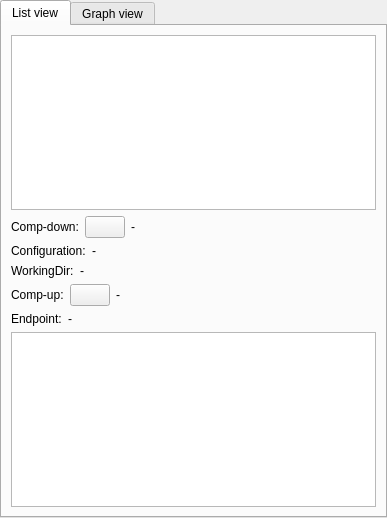
Before: the Qt Designer form rcmanager/formManager.ui in robocomp/tools, drawn with Qt 5.
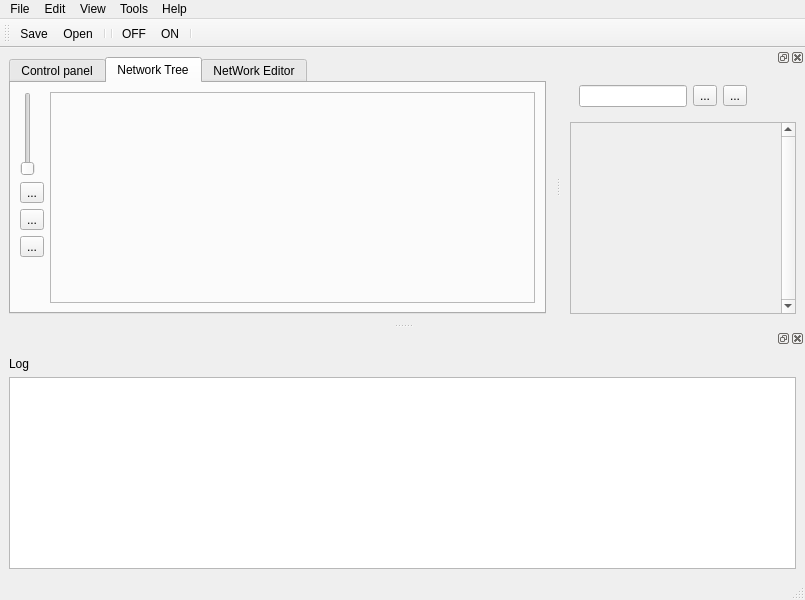
After: the same form once the commit is applied. The open tabs and pages were chosen to show the change. Icons and pictures are not drawn.

Patch:
```diff
--- a/rcmanager/formManager.ui
+++ b/rcmanager/formManager.ui
@@ -1,327 +1,725 @@
 <?xml version="1.0" encoding="UTF-8"?>
 <ui version="4.0">
- <class>Form</class>
- <widget class="QWidget" name="Form">
+ <class>MainWindow</class>
+ <widget class="QMainWindow" name="MainWindow">
   <property name="geometry">
    <rect>
     <x>0</x>
     <y>0</y>
-    <width>387</width>
-    <height>518</height>
+    <width>805</width>
+    <height>600</height>
    </rect>
   </property>
-  <property name="sizePolicy">
-   <sizepolicy hsizetype="Minimum" vsizetype="Minimum">
-    <horstretch>0</horstretch>
-    <verstretch>0</verstretch>
-   </sizepolicy>
-  </property>
   <property name="minimumSize">
    <size>
-    <width>200</width>
-    <height>250</height>
+    <width>0</width>
+    <height>10</height>
+   </size>
+  </property>
+  <property name="baseSize">
+   <size>
+    <width>0</width>
+    <height>10</height>
    </size>
   </property>
   <property name="windowTitle">
    <string>RCManager</string>
   </property>
-  <layout class="QVBoxLayout" name="verticalLayout_4">
-   <property name="spacing">
-    <number>0</number>
-   </property>
-   <property name="sizeConstraint">
-    <enum>QLayout::SetNoConstraint</enum>
-   </property>
-   <property name="margin">
-    <number>0</number>
-   </property>
-   <item>
-    <layout class="QVBoxLayout" name="verticalLayout_3">
-     <property name="sizeConstraint">
-      <enum>QLayout::SetNoConstraint</enum>
-     </property>
-     <item>
-      <widget class="QTabWidget" name="tabWidget">
-       <property name="sizePolicy">
-        <sizepolicy hsizetype="Minimum" vsizetype="Minimum">
-         <horstretch>1</horstretch>
-         <verstretch>1</verstretch>
-        </sizepolicy>
-       </property>
-       <property name="currentIndex">
-        <number>1</number>
-       </property>
-       <widget class="QWidget" name="listTab">
-        <property name="sizePolicy">
-         <sizepolicy hsizetype="Minimum" vsizetype="Minimum">
-          <horstretch>1</horstretch>
-          <verstretch>1</verstretch>
-         </sizepolicy>
+  <widget class="QWidget" name="centralwidget">
+   <layout class="QGridLayout" name="gridLayout">
+    <item row="0" column="0">
+     <widget class="QTabWidget" name="tabWidget">
+      <property name="maximumSize">
+       <size>
+        <width>16777215</width>
+        <height>16777215</height>
+       </size>
+      </property>
+      <property name="currentIndex">
+       <number>1</number>
+      </property>
+      <widget class="QWidget" name="tab">
+       <attribute name="title">
+        <string>Control panel</string>
+       </attribute>
+       <layout class="QGridLayout" name="gridLayout_4">
+        <property name="margin">
+         <number>0</number>
         </property>
-        <attribute name="title">
-         <string>List view</string>
-        </attribute>
-        <layout class="QVBoxLayout" name="verticalLayout_2">
-         <property name="sizeConstraint">
-          <enum>QLayout::SetNoConstraint</enum>
-         </property>
-         <item>
-          <layout class="QVBoxLayout" name="verticalLayout">
+        <item row="0" column="0">
+         <layout class="QVBoxLayout" name="verticalLayout_3">
+          <item>
+           <layout class="QHBoxLayout" name="horizontalLayout_5">
+            <item>
+             <spacer name="horizontalSpacer_5">
+              <property name="orientation">
+               <enum>Qt::Horizontal</enum>
+              </property>
+              <property name="sizeHint" stdset="0">
+               <size>
+                <width>40</width>
+                <height>20</height>
+               </size>
+              </property>
+             </spacer>
+            </item>
+            <item>
+             <widget class="QLabel" name="label_4">
+              <property name="text">
+               <string>Component Name: Time Ellapsed</string>
+              </property>
+             </widget>
+            </item>
+            <item>
+             <spacer name="horizontalSpacer_6">
+              <property name="orientation">
+               <enum>Qt::Horizontal</enum>
+              </property>
+              <property name="sizeHint" stdset="0">
+               <size>
+                <width>40</width>
+                <height>20</height>
+               </size>
+              </property>
+             </spacer>
+            </item>
+           </layout>
+          </item>
+          <item>
+           <layout class="QHBoxLayout" name="horizontalLayout_3">
+            <item>
+             <widget class="QLabel" name="label_2">
+              <property name="text">
+               <string>Frequency  </string>
+              </property>
+             </widget>
+            </item>
+            <item>
+             <widget class="QDoubleSpinBox" name="doubleSpinBox"/>
+            </item>
+            <item>
+             <widget class="QPushButton" name="pushButton_2">
+              <property name="text">
+               <string>Reset</string>
+              </property>
+             </widget>
+            </item>
+            <item>
+             <widget class="QPushButton" name="pushButton">
+              <property name="text">
+               <string>Default</string>
+              </property>
+             </widget>
+            </item>
+            <item>
+             <spacer name="horizontalSpacer_3">
+              <property name="orientation">
+               <enum>Qt::Horizontal</enum>
+              </property>
+              <property name="sizeHint" stdset="0">
+               <size>
+                <width>40</width>
+                <height>20</height>
+               </size>
+              </property>
+             </spacer>
+            </item>
+           </layout>
+          </item>
+          <item>
+           <layout class="QHBoxLayout" name="horizontalLayout_4">
+            <item>
+             <widget class="QLabel" name="label_3">
+              <property name="text">
+               <string>Blah              </string>
+              </property>
+             </widget>
+            </item>
+            <item>
+             <widget class="QDoubleSpinBox" name="doubleSpinBox_2"/>
+            </item>
+            <item>
+             <widget class="QPushButton" name="pushButton_3">
+              <property name="text">
+               <string>Reset</string>
+              </property>
+             </widget>
+            </item>
+            <item>
+             <widget class="QPushButton" name="pushButton_4">
+              <property name="text">
+               <string>Default</string>
+              </property>
+             </widget>
+            </item>
+            <item>
+             <spacer name="horizontalSpacer_4">
+              <property name="orientation">
+               <enum>Qt::Horizontal</enum>
+              </property>
+              <property name="sizeHint" stdset="0">
+               <size>
+                <width>40</width>
+                <height>20</height>
+               </size>
+              </property>
+             </spacer>
+            </item>
+           </layout>
+          </item>
+          <item>
+           <widget class="QTextBrowser" name="textBrowser_2"/>
+          </item>
+          <item>
+           <layout class="QHBoxLayout" name="horizontalLayout_6">
+            <item>
+             <spacer name="horizontalSpacer_7">
+              <property name="orientation">
+               <enum>Qt::Horizontal</enum>
+              </property>
+              <property name="sizeHint" stdset="0">
+               <size>
+                <width>40</width>
+                <height>20</height>
+               </size>
+              </property>
+             </spacer>
+            </item>
+            <item>
+             <widget class="QPushButton" name="pushButton_6">
+              <property name="text">
+               <string>Kill Youself</string>
+              </property>
+             </widget>
+            </item>
+           </layout>
+          </item>
+          <item>
+           <spacer name="verticalSpacer_3">
+            <property name="orientation">
+             <enum>Qt::Vertical</enum>
+            </property>
+            <property name="sizeHint" stdset="0">
+             <size>
+              <width>20</width>
+              <height>40</height>
+             </size>
+            </property>
+           </spacer>
+          </item>
+         </layout>
+        </item>
+       </layout>
+      </widget>
+      <widget class="QWidget" name="tab_3">
+       <attribute name="title">
+        <string>Network Tree</string>
+       </attribute>
+       <layout class="QGridLayout" name="gridLayout_5">
+        <item row="1" column="0">
+         <layout class="QGridLayout" name="gridLayout_7" columnstretch="0">
+          <property name="horizontalSpacing">
+           <number>0</number>
+          </property>
+          <item row="1" column="0">
+           <widget class="QToolButton" name="toolButton_6">
+            <property name="toolTip">
+             <string>&lt;html&gt;&lt;head/&gt;&lt;body&gt;&lt;p&gt;Update The code From Graph&lt;/p&gt;&lt;/body&gt;&lt;/html&gt;</string>
+            </property>
+            <property name="text">
+             <string>...</string>
+            </property>
+            <property name="icon">
+             <iconset>
+              <normaloff>../../../../../opt/robocomp/share/rcmanager/refresh.png</normaloff>../../../../../opt/robocomp/share/rcmanager/refresh.png</iconset>
+            </property>
+           </widget>
+          </item>
+          <item row="4" column="0">
+           <spacer name="verticalSpacer_2">
+            <property name="orientation">
+             <enum>Qt::Vertical</enum>
+            </property>
+            <property name="sizeHint" stdset="0">
+             <size>
+              <width>20</width>
+              <height>40</height>
+             </size>
+            </property>
+           </spacer>
+          </item>
+          <item row="2" column="0">
+           <widget class="QToolButton" name="toolButton_7">
+            <property name="toolTip">
+             <string>&lt;html&gt;&lt;head/&gt;&lt;body&gt;&lt;p&gt;Start  simulation&lt;/p&gt;&lt;/body&gt;&lt;/html&gt;</string>
+            </property>
+            <property name="text">
+             <string>...</string>
+            </property>
+            <property name="icon">
+             <iconset>
+              <normaloff>../../../../../opt/robocomp/share/rcmanager/simulionOn.png</normaloff>../../../../../opt/robocomp/share/rcmanager/simulionOn.png</iconset>
+            </property>
+           </widget>
+          </item>
+          <item row="0" column="0">
+           <widget class="QSlider" name="verticalSlider">
+            <property name="toolTip">
+             <string>zoom in or out</string>
+            </property>
+            <property name="orientation">
+             <enum>Qt::Vertical</enum>
+            </property>
+           </widget>
+          </item>
+          <item row="3" column="0">
+           <widget class="QToolButton" name="toolButton_8">
+            <property name="toolTip">
+             <string>&lt;html&gt;&lt;head/&gt;&lt;body&gt;&lt;p&gt;Stop Simulation&lt;/p&gt;&lt;/body&gt;&lt;/html&gt;</string>
+            </property>
+            <property name="text">
+             <string>...</string>
+            </property>
+            <property name="icon">
+             <iconset>
+              <normaloff>../../../../../opt/robocomp/share/rcmanager/simulatorOFF.png</normaloff>../../../../../opt/robocomp/share/rcmanager/simulatorOFF.png</iconset>
+            </property>
+           </widget>
+          </item>
+         </layout>
+        </item>
+        <item row="1" column="1">
+         <widget class="QFrame" name="frame">
+          <property name="frameShape">
+           <enum>QFrame::StyledPanel</enum>
+          </property>
+          <property name="frameShadow">
+           <enum>QFrame::Raised</enum>
+          </property>
+          <layout class="QGridLayout" name="gridLayout_8"/>
+         </widget>
+        </item>
+       </layout>
+      </widget>
+      <widget class="QWidget" name="tab_2">
+       <attribute name="title">
+        <string>NetWork Editor</string>
+       </attribute>
+       <layout class="QVBoxLayout" name="verticalLayout_2" stretch="0">
+        <property name="spacing">
+         <number>0</number>
+        </property>
+        <property name="margin">
+         <number>0</number>
+        </property>
+        <item>
+         <widget class="QWidget" name="widget_2" native="true">
+          <layout class="QHBoxLayout" name="horizontalLayout_2">
            <item>
-            <widget class="QListWidget" name="checkList">
-             <property name="sizePolicy">
-              <sizepolicy hsizetype="Minimum" vsizetype="Minimum">
-               <horstretch>1</horstretch>
-               <verstretch>1</verstretch>
-              </sizepolicy>
+            <widget class="QToolButton" name="toolButton_3">
+             <property name="toolTip">
+              <string>Update Graph from Code</string>
              </property>
-            </widget>
-           </item>
-           <item>
-            <layout class="QFormLayout" name="formLayout_7">
-             <property name="sizeConstraint">
-              <enum>QLayout::SetNoConstraint</enum>
+             <property name="text">
+              <string>...</string>
              </property>
-             <property name="fieldGrowthPolicy">
-              <enum>QFormLayout::FieldsStayAtSizeHint</enum>
+             <property name="icon">
+              <iconset>
+               <normaloff>../../../../../opt/robocomp/share/rcmanager/refresh.png</normaloff>../../../../../opt/robocomp/share/rcmanager/refresh.png</iconset>
              </property>
-             <item row="0" column="0">
-              <layout class="QFormLayout" name="formLayout_6">
-               <property name="fieldGrowthPolicy">
-                <enum>QFormLayout::FieldsStayAtSizeHint</enum>
-               </property>
-               <item row="0" column="0">
-                <widget class="QLabel" name="label_3">
-                 <property name="text">
-                  <string>Comp-down:</string>
-                 </property>
-                </widget>
-               </item>
-               <item row="0" column="1">
-                <widget class="QPushButton" name="downButton">
-                 <property name="text">
-                  <string/>
-                 </property>
-                 <property name="icon">
-                  <iconset>
-                   <normaloff>../../../../../../../../../../../../opt/managerComp/share/down.png</normaloff>../../../../../../../../../../../../opt/managerComp/share/down.png</iconset>
-                 </property>
-                </widget>
-               </item>
-              </layout>
-             </item>
-             <item row="0" column="1">
-              <widget class="QLabel" name="downEdit">
-               <property name="text">
-                <string>-</string>
-               </property>
-              </widget>
-             </item>
-            </layout>
+            </widget>
            </item>
            <item>
-            <layout class="QFormLayout" name="formLayout_3">
-             <property name="sizeConstraint">
-              <enum>QLayout::SetNoConstraint</enum>
+            <widget class="QToolButton" name="toolButton_4">
+             <property name="toolTip">
+              <string>Add a Settings Template</string>
              </property>
-             <property name="fieldGrowthPolicy">
-              <enum>QFormLayout::FieldsStayAtSizeHint</enum>
+             <property name="text">
+              <string>...</string>
              </property>
-             <item row="0" column="0">
-              <widget class="QLabel" name="label_5">
-               <property name="sizePolicy">
-                <sizepolicy hsizetype="Minimum" vsizetype="Minimum">
-                 <horstretch>0</horstretch>
-                 <verstretch>0</verstretch>
-                </sizepolicy>
-               </property>
-               <property name="text">
-                <string>Configuration:</string>
-               </property>
-              </widget>
-             </item>
-             <item row="0" column="1">
-              <widget class="QLabel" name="cfgEdit">
-               <property name="sizePolicy">
-                <sizepolicy hsizetype="Minimum" vsizetype="Minimum">
-                 <horstretch>0</horstretch>
-                 <verstretch>0</verstretch>
-                </sizepolicy>
-               </property>
-               <property name="text">
-                <string>-</string>
-               </property>
-              </widget>
-             </item>
-            </layout>
-           </item>
-           <item>
-            <layout class="QFormLayout" name="formLayout_2">
-             <property name="sizeConstraint">
-              <enum>QLayout::SetNoConstraint</enum>
+             <property name="icon">
+              <iconset>
+               <normaloff>../../../../../opt/robocomp/share/rcmanager/networkSettings.png</normaloff>../../../../../opt/robocomp/share/rcmanager/networkSettings.png</iconset>
              </property>
-             <property name="fieldGrowthPolicy">
-              <enum>QFormLayout::FieldsStayAtSizeHint</enum>
-             </property>
-             <item row="0" column="0">
-              <widget class="QLabel" name="label_4">
-               <property name="sizePolicy">
-                <sizepolicy hsizetype="Minimum" vsizetype="Minimum">
-                 <horstretch>0</horstretch>
-                 <verstretch>0</verstretch>
-                </sizepolicy>
-               </property>
-               <property name="text">
-                <string>WorkingDir:</string>
-               </property>
-              </widget>
-             </item>
-             <item row="0" column="1">
-              <widget class="QLabel" name="wdEdit">
-               <property name="sizePolicy">
-                <sizepolicy hsizetype="Minimum" vsizetype="Minimum">
-                 <horstretch>0</horstretch>
-                 <verstretch>0</verstretch>
-                </sizepolicy>
-               </property>
-               <property name="text">
-                <string>-</string>
-               </property>
-              </widget>
-             </item>
-            </layout>
+            </widget>
            </item>
            <item>
-            <layout class="QFormLayout" name="formLayout_5">
-             <property name="sizeConstraint">
-              <enum>QLayout::SetNoConstraint</enum>
+            <widget class="QToolButton" name="toolButton_5">
+             <property name="toolTip">
+              <string>Add a node template</string>
              </property>
-             <property name="fieldGrowthPolicy">
-              <enum>QFormLayout::FieldsStayAtSizeHint</enum>
+             <property name="text">
+              <string>...</string>
              </property>
-             <item row="0" column="0">
-              <layout class="QFormLayout" name="formLayout_4">
-               <property name="sizeConstraint">
-                <enum>QLayout::SetNoConstraint</enum>
-               </property>
-               <property name="fieldGrowthPolicy">
-                <enum>QFormLayout::FieldsStayAtSizeHint</enum>
-               </property>
-               <item row="0" column="0">
-                <widget class="QLabel" name="label_2">
-                 <property name="text">
-                  <string>Comp-up:</string>
-                 </property>
-                </widget>
-               </item>
-               <item row="0" column="1">
-                <widget class="QPushButton" name="upButton">
-                 <property name="sizePolicy">
-                  <sizepolicy hsizetype="Minimum" vsizetype="Fixed">
-                   <horstretch>0</horstretch>
-                   <verstretch>0</verstretch>
-                  </sizepolicy>
-                 </property>
-                 <property name="text">
-                  <string/>
-                 </property>
-                 <property name="icon">
-                  <iconset>
-                   <normaloff>../../../../../../../../../../../../opt/rcmanager/share/up.png</normaloff>../../../../../../../../../../../../opt/rcmanager/share/up.png</iconset>
-                 </property>
-                </widget>
-               </item>
-              </layout>
-             </item>
-             <item row="0" column="1">
-              <widget class="QLabel" name="upEdit">
-               <property name="sizePolicy">
-                <sizepolicy hsizetype="Minimum" vsizetype="Minimum">
-                 <horstretch>0</horstretch>
-                 <verstretch>0</verstretch>
-                </sizepolicy>
-               </property>
-               <property name="text">
-                <string>-</string>
-               </property>
-              </widget>
-             </item>
-            </layout>
+             <property name="icon">
+              <iconset>
+               <normaloff>../../../../../opt/robocomp/share/rcmanager/1465594390_sign-add.png</normaloff>../../../../../opt/robocomp/share/rcmanager/1465594390_sign-add.png</iconset>
+             </property>
+            </widget>
            </item>
            <item>
-            <layout class="QFormLayout" name="formLayout">
-             <property name="sizeConstraint">
-              <enum>QLayout::SetNoConstraint</enum>
+            <widget class="QToolButton" name="toolButton_9">
+             <property name="toolTip">
+              <string>Editor settings</string>
              </property>
-             <property name="fieldGrowthPolicy">
-              <enum>QFormLayout::FieldsStayAtSizeHint</enum>
+             <property name="text">
+              <string>...</string>
              </property>
-             <item row="1" column="0">
-              <widget class="QLabel" name="label">
-               <property name="text">
-                <string>Endpoint:</string>
-               </property>
-              </widget>
-             </item>
-             <item row="1" column="1">
-              <widget class="QLabel" name="checkEdit">
-               <property name="sizePolicy">
-                <sizepolicy hsizetype="Minimum" vsizetype="Minimum">
-                 <horstretch>0</horstretch>
-                 <verstretch>0</verstretch>
-                </sizepolicy>
-               </property>
-               <property name="text">
-                <string>-</string>
-               </property>
-              </widget>
-             </item>
-            </layout>
+             <property name="icon">
+              <iconset>
+               <normaloff>../../../../../opt/robocomp/share/rcmanager/1465394550_Settings.png</normaloff>../../../../../opt/robocomp/share/rcmanager/1465394550_Settings.png</iconset>
+             </property>
+            </widget>
            </item>
            <item>
-            <widget class="QTextEdit" name="outputText">
-             <property name="sizePolicy">
-              <sizepolicy hsizetype="Minimum" vsizetype="Minimum">
-               <horstretch>1</horstretch>
-               <verstretch>1</verstretch>
-              </sizepolicy>
+            <spacer name="horizontalSpacer_2">
+             <property name="orientation">
+              <enum>Qt::Horizontal</enum>
              </property>
              <property name="tabChangesFocus">
               <bool>true</bool>
              </property>
-             <property name="undoRedoEnabled">
-              <bool>false</bool>
-             </property>
-             <property name="readOnly">
-              <bool>true</bool>
-             </property>
-            </widget>
+            </spacer>
            </item>
           </layout>
+         </widget>
+        </item>
+       </layout>
+      </widget>
+     </widget>
+    </item>
+   </layout>
+  </widget>
+  <widget class="QMenuBar" name="menubar">
+   <property name="geometry">
+    <rect>
+     <x>0</x>
+     <y>0</y>
+     <width>805</width>
+     <height>25</height>
+    </rect>
+   </property>
+   <widget class="QMenu" name="menuFile">
+    <property name="title">
+     <string>File</string>
+    </property>
+    <addaction name="actionOpen"/>
+    <addaction name="actionSave"/>
+    <addaction name="actionExit"/>
+   </widget>
+   <widget class="QMenu" name="menuSimulations">
+    <property name="title">
+     <string>Tools</string>
+    </property>
+    <widget class="QMenu" name="menuSimulator">
+     <property name="title">
+      <string>Simulator</string>
+     </property>
+     <addaction name="actionSetting_2"/>
+     <addaction name="actionON"/>
+     <addaction name="actionOFF"/>
+    </widget>
+    <widget class="QMenu" name="menuControl_Panel">
+     <property name="title">
+      <string>Control Panel</string>
+     </property>
+     <addaction name="actionSetting_3"/>
+    </widget>
+    <widget class="QMenu" name="menuEditor">
+     <property name="title">
+      <string>Editor</string>
+     </property>
+     <addaction name="actionSetting_4"/>
+    </widget>
+    <addaction name="menuSimulator"/>
+    <addaction name="menuControl_Panel"/>
+    <addaction name="menuEditor"/>
+    <addaction name="actionSet_Log_File"/>
+   </widget>
+   <widget class="QMenu" name="menuEdit">
+    <property name="title">
+     <string>Edit</string>
+    </property>
+    <addaction name="actionSetting"/>
+   </widget>
+   <widget class="QMenu" name="menuHelp">
+    <property name="title">
+     <string>Help</string>
+    </property>
+   </widget>
+   <widget class="QMenu" name="menuView_2">
+    <property name="title">
+     <string>View</string>
+    </property>
+    <addaction name="actionEditor_2"/>
+    <addaction name="actionControlPanel"/>
+   </widget>
+   <addaction name="menuFile"/>
+   <addaction name="menuEdit"/>
+   <addaction name="menuView_2"/>
+   <addaction name="menuSimulations"/>
+   <addaction name="menuHelp"/>
+  </widget>
+  <widget class="QStatusBar" name="statusbar"/>
+  <widget class="QToolBar" name="toolBar">
+   <property name="minimumSize">
+    <size>
+     <width>0</width>
+     <height>10</height>
+    </size>
+   </property>
+   <property name="baseSize">
+    <size>
+     <width>0</width>
+     <height>10</height>
+    </size>
+   </property>
+   <property name="windowTitle">
+    <string>toolBar</string>
+   </property>
+   <attribute name="toolBarArea">
+    <enum>TopToolBarArea</enum>
+   </attribute>
+   <attribute name="toolBarBreak">
+    <bool>false</bool>
+   </attribute>
+   <addaction name="actionSave"/>
+   <addaction name="actionOpen"/>
+   <addaction name="separator"/>
+   <addaction name="separator"/>
+   <addaction name="actionOFF"/>
+   <addaction name="actionON"/>
+   <addaction name="separator"/>
+  </widget>
+  <widget class="QDockWidget" name="dockWidget">
+   <property name="sizePolicy">
+    <sizepolicy hsizetype="Fixed" vsizetype="Fixed">
+     <horstretch>0</horstretch>
+     <verstretch>0</verstretch>
+    </sizepolicy>
+   </property>
+   <property name="minimumSize">
+    <size>
+     <width>96</width>
+     <height>144</height>
+    </size>
+   </property>
+   <attribute name="dockWidgetArea">
+    <number>8</number>
+   </attribute>
+   <widget class="QWidget" name="dockWidgetContents">
+    <layout class="QGridLayout" name="gridLayout_3">
+     <item row="2" column="0">
+      <widget class="QTextBrowser" name="textBrowser"/>
+     </item>
+     <item row="0" column="0">
+      <widget class="QLabel" name="label">
+       <property name="text">
+        <string>Log</string>
+       </property>
+      </widget>
+     </item>
+    </layout>
+   </widget>
+  </widget>
+  <widget class="QDockWidget" name="dockWidget_2">
+   <attribute name="dockWidgetArea">
+    <number>2</number>
+   </attribute>
+   <widget class="QWidget" name="dockWidgetContents_2">
+    <layout class="QGridLayout" name="gridLayout_2">
+     <item row="0" column="0">
+      <widget class="QWidget" name="widget" native="true">
+       <layout class="QGridLayout" name="gridLayout_6">
+        <item row="0" column="0">
+         <layout class="QHBoxLayout" name="horizontalLayout">
+          <item>
+           <widget class="QLineEdit" name="lineEdit">
+            <property name="text">
+             <string/>
+            </property>
+           </widget>
+          </item>
+          <item>
+           <widget class="QToolButton" name="toolButton_2">
+            <property name="toolTip">
+             <string>Search Component</string>
+            </property>
+            <property name="text">
+             <string>...</string>
+            </property>
+            <property name="icon">
+             <iconset>
+              <normaloff>../../../../../opt/robocomp/share/rcmanager/1465608687_search.png</normaloff>../../../../../opt/robocomp/share/rcmanager/1465608687_search.png</iconset>
+            </property>
+           </widget>
+          </item>
+          <item>
+           <widget class="QToolButton" name="toolButton">
+            <property name="toolTip">
+             <string>Add new component</string>
+            </property>
+            <property name="text">
+             <string>...</string>
+            </property>
+            <property name="icon">
+             <iconset>
+              <normaloff>../../../../../opt/robocomp/share/rcmanager/1465594390_sign-add.png</normaloff>../../../../../opt/robocomp/share/rcmanager/1465594390_sign-add.png</iconset>
+            </property>
+           </widget>
+          </item>
+          <item>
+           <spacer name="horizontalSpacer">
+            <property name="orientation">
+             <enum>Qt::Horizontal</enum>
+            </property>
+            <property name="sizeHint" stdset="0">
+             <size>
+              <width>40</width>
+              <height>20</height>
+             </size>
+            </property>
+           </spacer>
+          </item>
+         </layout>
+        </item>
+       </layout>
+      </widget>
+     </item>
+     <item row="1" column="0">
+      <widget class="QScrollArea" name="scrollArea">
+       <property name="verticalScrollBarPolicy">
+        <enum>Qt::ScrollBarAlwaysOn</enum>
+       </property>
+       <property name="widgetResizable">
+        <bool>true</bool>
+       </property>
+       <widget class="QWidget" name="scrollAreaWidgetContents">
+        <property name="geometry">
+         <rect>
+          <x>0</x>
+          <y>0</y>
+          <width>236</width>
+          <height>260</height>
+         </rect>
+        </property>
+        <layout class="QVBoxLayout" name="verticalLayout">
+         <item>
+          <spacer name="verticalSpacer">
+           <property name="orientation">
+            <enum>Qt::Vertical</enum>
+           </property>
+           <property name="sizeHint" stdset="0">
+            <size>
+             <width>20</width>
+             <height>40</height>
+            </size>
+           </property>
+          </spacer>
          </item>
         </layout>
        </widget>
-       <widget class="QWidget" name="graphTab">
-        <property name="sizePolicy">
-         <sizepolicy hsizetype="Minimum" vsizetype="Minimum">
-          <horstretch>1</horstretch>
-          <verstretch>1</verstretch>
-         </sizepolicy>
-        </property>
-        <attribute name="title">
-         <string>Graph view</string>
-        </attribute>
-        <layout class="QVBoxLayout" name="verticalLayout_5">
-         <property name="sizeConstraint">
-          <enum>QLayout::SetNoConstraint</enum>
-         </property>
-        </layout>
-       </widget>
       </widget>
      </item>
     </layout>
-   </item>
-  </layout>
+   </widget>
+  </widget>
+  <action name="actionOpen">
+   <property name="icon">
+    <iconset>
+     <normaloff>../../../../../opt/robocomp/share/rcmanager/1465393728_open-file.png</normaloff>../../../../../opt/robocomp/share/rcmanager/1465393728_open-file.png</iconset>
+   </property>
+   <property name="text">
+    <string>Open</string>
+   </property>
+   <property name="shortcut">
+    <string>Ctrl+O</string>
+   </property>
+  </action>
+  <action name="actionSave">
+   <property name="icon">
+    <iconset>
+     <normaloff>../../../../../opt/robocomp/share/rcmanager/1465394415_floppy.png</normaloff>../../../../../opt/robocomp/share/rcmanager/1465394415_floppy.png</iconset>
+   </property>
+   <property name="text">
+    <string>Save</string>
+   </property>
+   <property name="shortcut">
+    <string>Ctrl+S</string>
+   </property>
+  </action>
+  <action name="actionEdit">
+   <property name="text">
+    <string>Edit</string>
+   </property>
+  </action>
+  <action name="actionUndock">
+   <property name="text">
+    <string>Undock</string>
+   </property>
+  </action>
+  <action name="actionExit">
+   <property name="text">
+    <string>Exit</string>
+   </property>
+  </action>
+  <action name="actionSetting">
+   <property name="icon">
+    <iconset>
+     <normaloff>../../../../../opt/robocomp/share/rcmanager/1465394550_Settings.png</normaloff>../../../../../opt/robocomp/share/rcmanager/1465394550_Settings.png</iconset>
+   </property>
+   <property name="text">
+    <string>Setting</string>
+   </property>
+  </action>
+  <action name="actionSetting_2">
+   <property name="text">
+    <string>Setting</string>
+   </property>
+  </action>
+  <action name="actionON">
+   <property name="icon">
+    <iconset>
+     <normaloff>../../../../../opt/robocomp/share/rcmanager/simulionOn.png</normaloff>../../../../../opt/robocomp/share/rcmanager/simulionOn.png</iconset>
+   </property>
+   <property name="text">
+    <string>ON</string>
+   </property>
+  </action>
+  <action name="actionOFF">
+   <property name="icon">
+    <iconset>
+     <normaloff>../../../../../opt/robocomp/share/rcmanager/simulatorOFF.png</normaloff>../../../../../opt/robocomp/share/rcmanager/simulatorOFF.png</iconset>
+   </property>
+   <property name="text">
+    <string>OFF</string>
+   </property>
+  </action>
+  <action name="actionSetting_3">
+   <property name="text">
+    <string>Setting</string>
+   </property>
+  </action>
+  <action name="actionSetting_4">
+   <property name="text">
+    <string>Setting</string>
+   </property>
+  </action>
+  <action name="actionEditor_2">
+   <property name="text">
+    <string>Editor</string>
+   </property>
+  </action>
+  <action name="actionControlPanel">
+   <property name="text">
+    <string>ControlPanel</string>
+   </property>
+  </action>
+  <action name="actionSet_Log_File">
+   <property name="text">
+    <string>Set Log File</string>
+   </property>
+  </action>
  </widget>
  <resources/>
  <connections/>
```
Left out of the diff: 9 changed lines with no effect on the pictures.
